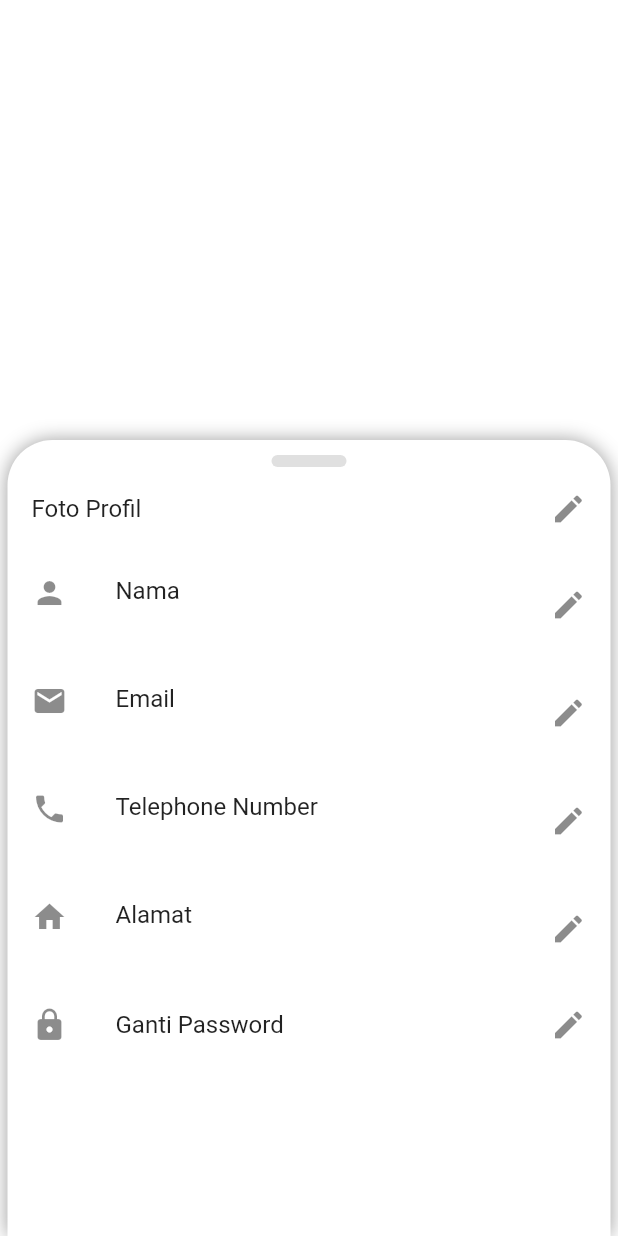
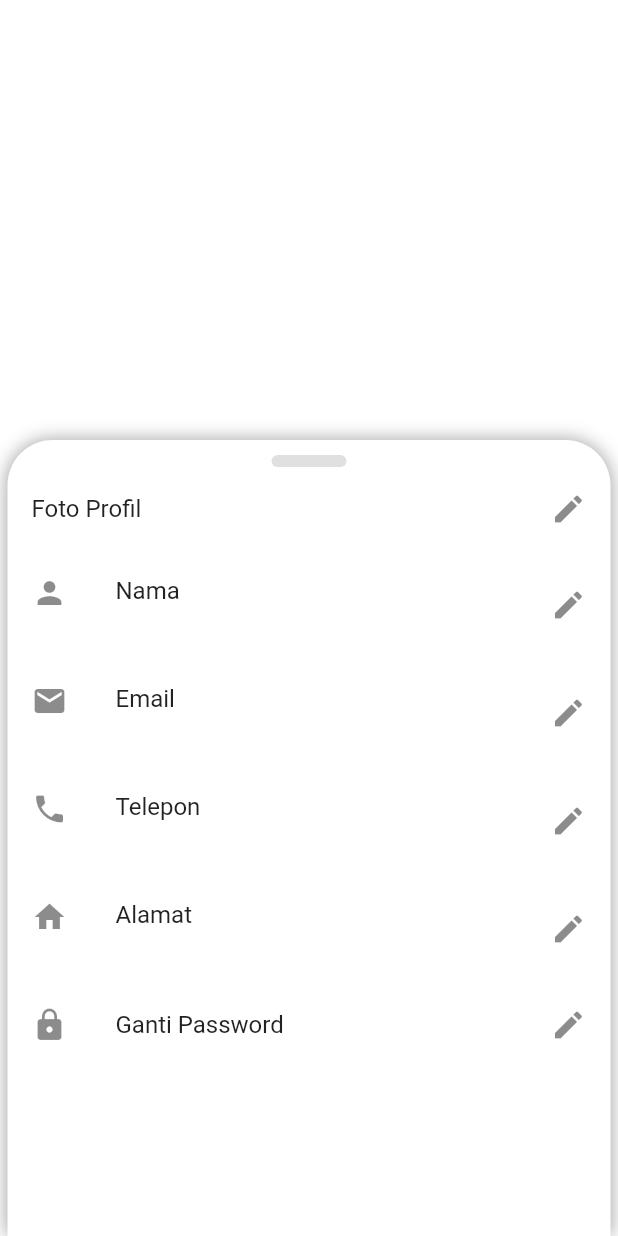
Before and after one commit to qisashasanudin/bangunin_id, a Flutter app: the Account screen opened by its route, on a phone screen of 412 x 824 dp. Run offline on Flutter 3.47's test engine with Material 2 defaults, Android fonts, the phone set to English and light mode, and no system bars; our stand-ins replace cloud_firestore, firebase_auth, flutter_spinkit; accounts and stored records are empty.

```diff
--- a/lib/screens/mainmenu/tab_account.dart
+++ b/lib/screens/mainmenu/tab_account.dart
@@ -60,7 +60,7 @@ SliverChildListDelegate accountDetails(AsyncSnapshot snapshot) {
     ),
     ListTile(
       leading: Icon(Icons.phone),
-      title: Text('Telephone Number'),
+      title: Text('Telepon'),
       subtitle: Text(snapshot.data.data['phone'] ?? 'Belum diisi'),
       trailing: Icon(Icons.edit),
       onTap: () {},
```
